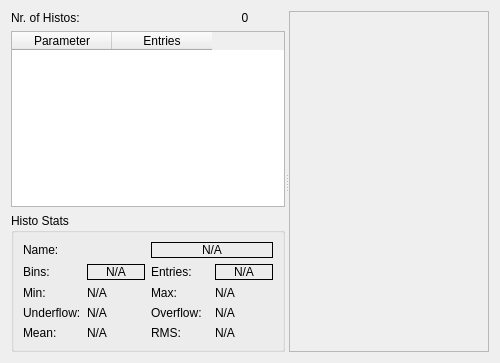
Old version of the form muondetector-gui-1.0.2/src/main/histogramdataform.ui in the repository liukai-tech/muondetector.
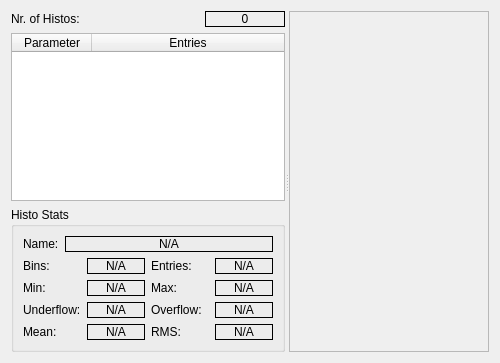
New version of the form. Custom widgets are drawn as their Qt base class.

Commit message: some work on histogram display in gui. first implementation of context menu for CustomHistogram widget class

What changed in the file:
```diff
--- a/muondetector-gui-1.0.2/src/main/histogramdataform.ui
+++ b/muondetector-gui-1.0.2/src/main/histogramdataform.ui
@@ -19,7 +19,7 @@
      <property name="orientation">
       <enum>Qt::Horizontal</enum>
      </property>
-     <widget class="QWidget" name="">
+     <widget class="QWidget" name="layoutWidget">
       <layout class="QVBoxLayout" name="verticalLayout">
        <item>
         <layout class="QHBoxLayout" name="horizontalLayout">
@@ -38,6 +38,9 @@
              <height>16777215</height>
             </size>
            </property>
+           <property name="frameShape">
+            <enum>QFrame::Box</enum>
+           </property>
            <property name="text">
             <string>0</string>
            </property>
@@ -65,6 +68,21 @@
          <property name="alternatingRowColors">
           <bool>true</bool>
          </property>
+         <property name="selectionMode">
+          <enum>QAbstractItemView::SingleSelection</enum>
+         </property>
+         <property name="selectionBehavior">
+          <enum>QAbstractItemView::SelectRows</enum>
+         </property>
+         <attribute name="horizontalHeaderDefaultSectionSize">
+          <number>80</number>
+         </attribute>
+         <attribute name="horizontalHeaderMinimumSectionSize">
+          <number>70</number>
+         </attribute>
+         <attribute name="horizontalHeaderStretchLastSection">
+          <bool>true</bool>
+         </attribute>
          <column>
           <property name="text">
            <string>Parameter</string>
@@ -94,6 +112,12 @@
             </item>
             <item>
              <widget class="QLabel" name="histoNameLabel">
+              <property name="sizePolicy">
+               <sizepolicy hsizetype="Expanding" vsizetype="Preferred">
+                <horstretch>0</horstretch>
+                <verstretch>0</verstretch>
+               </sizepolicy>
+              </property>
               <property name="frameShape">
                <enum>QFrame::Box</enum>
               </property>
@@ -172,9 +196,15 @@
               </item>
               <item>
                <widget class="QLabel" name="minLabel">
+                <property name="frameShape">
+                 <enum>QFrame::Box</enum>
+                </property>
                 <property name="text">
                  <string>N/A</string>
                 </property>
+                <property name="alignment">
+                 <set>Qt::AlignCenter</set>
+                </property>
                </widget>
               </item>
              </layout>
@@ -190,9 +220,15 @@
               </item>
               <item>
                <widget class="QLabel" name="maxLabel">
+                <property name="frameShape">
+                 <enum>QFrame::Box</enum>
+                </property>
                 <property name="text">
                  <string>N/A</string>
                 </property>
+                <property name="alignment">
+                 <set>Qt::AlignCenter</set>
+                </property>
                </widget>
               </item>
              </layout>
@@ -212,9 +248,15 @@
               </item>
               <item>
                <widget class="QLabel" name="underflowLabel">
+                <property name="frameShape">
+                 <enum>QFrame::Box</enum>
+                </property>
                 <property name="text">
                  <string>N/A</string>
                 </property>
+                <property name="alignment">
+                 <set>Qt::AlignCenter</set>
+                </property>
                </widget>
               </item>
              </layout>
@@ -230,9 +272,15 @@
               </item>
               <item>
                <widget class="QLabel" name="overflowLabel">
+                <property name="frameShape">
+                 <enum>QFrame::Box</enum>
+                </property>
                 <property name="text">
                  <string>N/A</string>
                 </property>
+                <property name="alignment">
+                 <set>Qt::AlignCenter</set>
+                </property>
                </widget>
               </item>
              </layout>
@@ -252,9 +300,15 @@
               </item>
               <item>
                <widget class="QLabel" name="meanLabel">
+                <property name="frameShape">
+                 <enum>QFrame::Box</enum>
+                </property>
                 <property name="text">
                  <string>N/A</string>
                 </property>
+                <property name="alignment">
+                 <set>Qt::AlignCenter</set>
+                </property>
                </widget>
               </item>
              </layout>
@@ -270,9 +324,15 @@
               </item>
               <item>
                <widget class="QLabel" name="rmsLabel">
+                <property name="frameShape">
+                 <enum>QFrame::Box</enum>
+                </property>
                 <property name="text">
                  <string>N/A</string>
                 </property>
+                <property name="alignment">
+                 <set>Qt::AlignCenter</set>
+                </property>
                </widget>
               </item>
              </layout>
```
Left out of the diff: 3 changed lines with no effect on the pictures. The commit also changes 9 other files.
